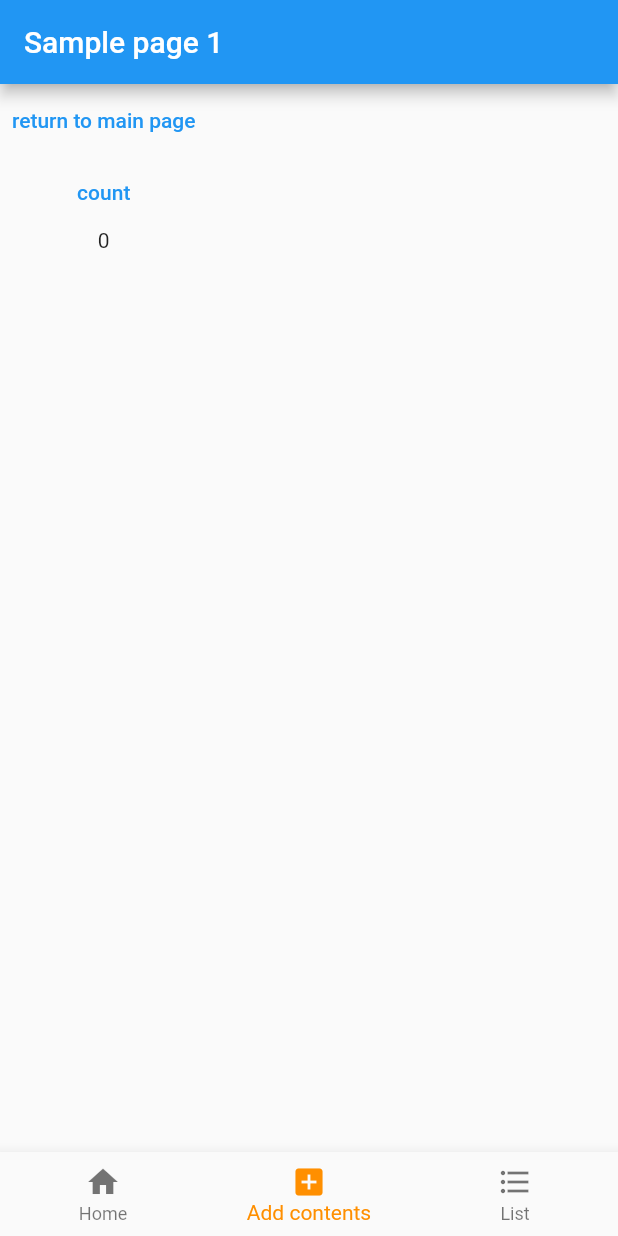
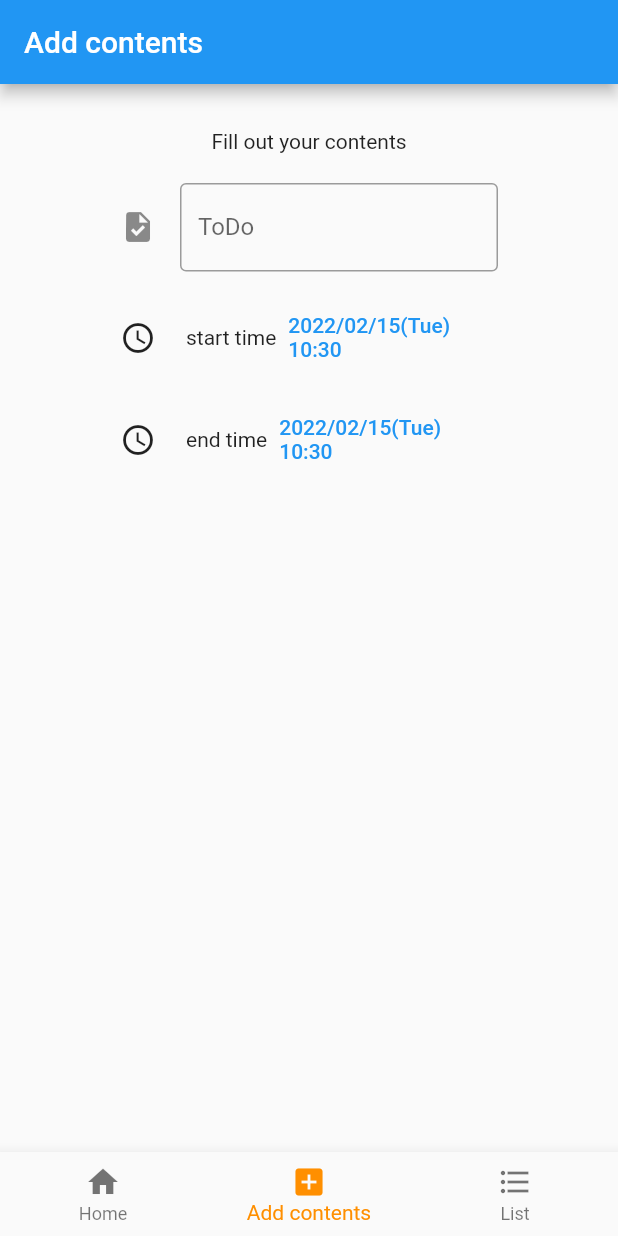
Before and after one commit to MionAoki/mgmt_app, a Flutter app: the screen it shows after launch, item 2 of the bottom bar chosen, on a phone screen of 412 x 824 dp. Run offline on Flutter 3.47's test engine with Material 2 defaults, Android fonts, the phone set to English and light mode, and no system bars; our stand-ins replace flutter_datetime_picker, sqflite; accounts and stored records are empty.

Commit message:
add time-selection

```diff
--- a/lib/sample1.dart
+++ b/lib/sample1.dart
@@ -1,52 +1,139 @@
 import 'package:flutter/material.dart';
+import 'package:flutter_datetime_picker/flutter_datetime_picker.dart';
+import 'package:intl/intl.dart';
 import 'main.dart';
 
 
-class Sample1 extends StatefulWidget{
-  @override
-  _Sample1State createState() => _Sample1State();
-}
-
-class _Sample1State extends State<Sample1>{
-
-  int count = 0;
-
+class Sample1 extends StatelessWidget{
   @override
   Widget build(BuildContext context) {
     return MaterialApp(
       home: Scaffold(
         appBar: AppBar(
-          title: Text('Sample page 1'),
+          title: Text('Add contents'),
         ),
-        body: Column(
-          children: <Widget>[
-            Container(
-              child: TextButton(
-                child: Text("return to main page"),
-                onPressed: (){
-                  Navigator.pop(context);
-                },
-              ),
-            ),
-
-
-            Column(
-              children: <Widget>[
-                  TextButton(
-                    child: Text("count"),
-                    onPressed: (){
-                      setState((){
-                        count = count + 1;
-                      });
-                    },
-                  ),
-
-                  Text(count.toString()),
-              ]
-            ),
-          ]
+        body:Center(
+          child:AddText(),
         ),
       ),
     );
   }
 }
+
+
+class AddText extends StatefulWidget{
+  @override
+  _AddTextState createState() => _AddTextState();
+}
+
+class _AddTextState extends State<AddText>{
+
+  //input text
+  String _text = '';
+  void _fillText(String e){
+    setState((){
+      _text = e;
+    });
+  }
+
+  //input date&time
+  var _starttime = new DateTime.now();
+  var _endtime = new DateTime.now();
+  var formatter = new DateFormat('yyyy/MM/dd(E) HH:mm');
+
+
+  Widget build(BuildContext context) {
+    return Container(
+      margin: const EdgeInsets.only(left:50,right:50),
+      padding: const EdgeInsets.all(30),
+      child:Column(
+        mainAxisAlignment: MainAxisAlignment.start,
+        children:<Widget>[
+          Container(
+            margin: const EdgeInsets.only(bottom:20),
+            child:Text('Fill out your contents',textAlign:TextAlign.right),
+          ),
+
+          Container(
+            padding: const EdgeInsets.only(bottom:20),
+            child:new TextField(
+              enabled: true,
+              decoration: const InputDecoration(
+                border: OutlineInputBorder(),
+                icon: Icon(Icons.task),
+                labelText: 'ToDo',
+              ),
+              onChanged: _fillText,
+            ),
+          ),
+
+          //input date&time
+          Container(
+            padding: const EdgeInsets.only(bottom:20),
+            child:Row(
+              mainAxisAlignment: MainAxisAlignment.spaceEvenly,
+              children:<Widget>[
+                Padding(
+                  padding:const EdgeInsets.only(right:20),
+                  child:Icon(Icons.access_time,),
+                ),
+                Text("start time"),
+
+                Expanded(
+                  child:TextButton(
+                    child: Text(formatter.format(_starttime),),
+                    onPressed: (){
+                      DatePicker.showDateTimePicker(
+                        context,
+                        showTitleActions: true,
+                        onConfirm: (date) {
+                          setState(() {
+                            _starttime = date;
+                          });
+                        },
+                        currentTime: DateTime.now(),
+                      );
+                    },
+                  ),
+                ),
+              ],
+            ),//child end
+          ),//container end
+
+          Container(
+            child:Row(
+              mainAxisAlignment: MainAxisAlignment.spaceEvenly,
+              children:<Widget>[
+                Padding(
+                  padding:const EdgeInsets.only(right:20),
+                  child:Icon(Icons.access_time,),
+                ),
+                Text("end time"),
+
+                Expanded(
+                  child:TextButton(
+                    child: Text(formatter.format(_endtime),),
+                    onPressed: (){
+                      DatePicker.showDateTimePicker(
+                        context,
+                        showTitleActions: true,
+                        onConfirm: (date) {
+                          setState(() {
+                            _endtime = date;
+                          });
+                        },
+                        currentTime: DateTime.now(),
+                      );
+                    },
+                  ),
+                ),
+              ],
+            ),//child end
+          ), //containar end
+
+
+        ],
+      ),
+    );
+  }
+}
--- a/pubspec.yaml
+++ b/pubspec.yaml
@@ -32,6 +32,9 @@ dependencies:
   #SQLiteでのデータの永続化(add:2022.02.03)
   sqflite:
   path:
+
+  flutter_datetime_picker: ^1.5.1 #日付,時刻の入力(add:2022.02.15)
+  intl: ^0.17.0 #日付フォーマットの指定(add:2022.02.15)
 
 
 
```
Also changed, not shown: pubspec.lock.
